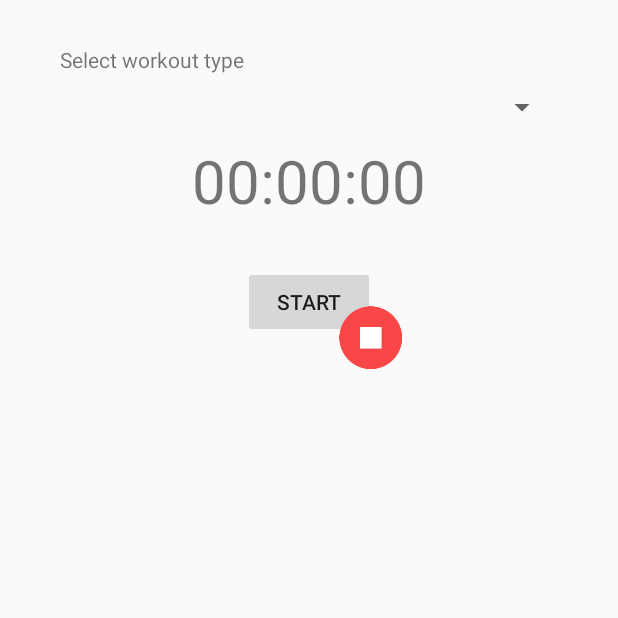
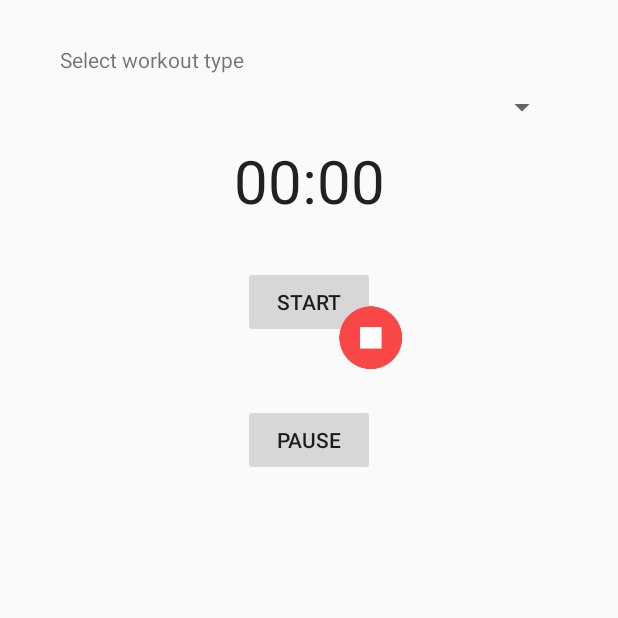
Before and after one commit to pawel717/pm-project, an Android app: the NewWorkoutActivity screen opened directly, with no data from a screen before it, on a phone screen of 412 x 824 dp, the top half of it. Run offline under Robolectric (Android 15) with nearby library versions, the phone set to English and light mode, and no system bars.

Commit message:
Stopwatch added

```diff
--- a/app/src/main/java/com/pm/pmproject/view/activity/NewWorkoutActivity.java
+++ b/app/src/main/java/com/pm/pmproject/view/activity/NewWorkoutActivity.java
@@ -1,15 +1,46 @@
 package com.pm.pmproject.view.activity;
 
+import android.os.SystemClock;
 import android.support.v7.app.AppCompatActivity;
 import android.os.Bundle;
 
+import android.view.View;
+import android.widget.Chronometer;
 import com.pm.pmproject.R;
 
 public class NewWorkoutActivity extends AppCompatActivity {
+    private Chronometer chronometer;
+    private boolean running;
+    private long pauseOffset;
 
     @Override
     protected void onCreate(Bundle savedInstanceState) {
         super.onCreate(savedInstanceState);
         setContentView(R.layout.activity_new_workout);
+
+        chronometer = findViewById(R.id.chronometer);
+        chronometer.setFormat("%s");
+        chronometer.setBase(SystemClock.elapsedRealtime());
+    }
+
+    public void startWorkout(View v){
+        if(!running){
+            chronometer.setBase(SystemClock.elapsedRealtime()-pauseOffset);
+            chronometer.start();
+            running=true;
+
+        }
+    }
+
+    public void pauseWorkout(View v){
+        if(running){
+            chronometer.stop();
+            pauseOffset = SystemClock.elapsedRealtime()-chronometer.getBase();
+            running=false;
+        }
+    }
+
+    public void stopWorkout(View v){
+        //tu zatrzymanie czasu i przejscie do zapisania treningu
     }
 }
--- a/app/src/main/res/layout/activity_main.xml
+++ b/app/src/main/res/layout/activity_main.xml
@@ -22,6 +22,7 @@
             android:layout_width="wrap_content"
             android:layout_height="wrap_content"
             android:text="@string/new_training"
+
             app:layout_constraintBottom_toTopOf="@+id/button_new_progress"
             app:layout_constraintHorizontal_bias="0.5"
             app:layout_constraintLeft_toLeftOf="parent"
--- a/app/src/main/res/layout/activity_new_workout.xml
+++ b/app/src/main/res/layout/activity_new_workout.xml
@@ -26,12 +26,11 @@
         app:layout_constraintTop_toBottomOf="@+id/text_view_select_type_label"
         />
 
-    <TextView
-        android:id="@+id/text_view_time"
+    <Chronometer
+            android:id="@+id/chronometer"
             android:layout_width="wrap_content"
             android:layout_height="wrap_content"
             android:padding="10dp"
-        android:text="00:00:00"
             android:textSize="40sp"
             app:layout_constraintLeft_toLeftOf="parent"
             app:layout_constraintRight_toRightOf="parent"
@@ -45,12 +44,13 @@
             android:layout_alignTop="@id/button_start"
             android:background="@android:color/transparent"
             android:elevation="2dp"
+            android:onClick="stopWorkout"
             app:layout_constraintCircle="@id/button_start"
             app:layout_constraintCircleAngle="120"
             app:layout_constraintCircleRadius="48dp"
             app:srcCompat="@mipmap/stop_icon"
             tools:layout_editor_absoluteX="149dp"
-        tools:layout_editor_absoluteY="157dp" />
+            tools:layout_editor_absoluteY="157dp" tools:ignore="MissingConstraints"/>
 
     <Button
         android:id="@+id/button_start"
@@ -58,9 +58,21 @@
         android:layout_height="wrap_content"
         android:layout_margin="20dp"
         android:text="@string/button_start"
+        android:onClick="startWorkout"
         app:layout_constraintLeft_toLeftOf="parent"
         app:layout_constraintRight_toRightOf="parent"
-        app:layout_constraintTop_toBottomOf="@+id/text_view_time"
+        app:layout_constraintTop_toBottomOf="@+id/chronometer"
         android:stateListAnimator="@null"/>
+    <Button
+            android:id="@+id/button_pause"
+            android:layout_width="wrap_content"
+            android:layout_height="wrap_content"
+            android:layout_margin="20dp"
+            android:text="@string/button_pause"
+            android:onClick="pauseWorkout"
+            app:layout_constraintLeft_toLeftOf="parent"
+            app:layout_constraintRight_toRightOf="parent"
+            android:stateListAnimator="@null"
+            android:layout_marginTop="20dp" app:layout_constraintTop_toBottomOf="@+id/button_stop"/>
 
 </android.support.constraint.ConstraintLayout>
--- a/app/src/main/res/values/strings.xml
+++ b/app/src/main/res/values/strings.xml
@@ -12,4 +12,5 @@
     <string name="progress_history">Progress history</string>
     <string name="statistics">Statistics</string>
     <string name="home">Home</string>
+    <string name="button_pause">Pause</string>
 </resources>
```
Also changed, not shown: app/src/main/java/com/pm/pmproject/view/activity/MainActivity.java (+13 -1 lines), 1 other file. Lines whose indentation alone changed are shown as unchanged.
